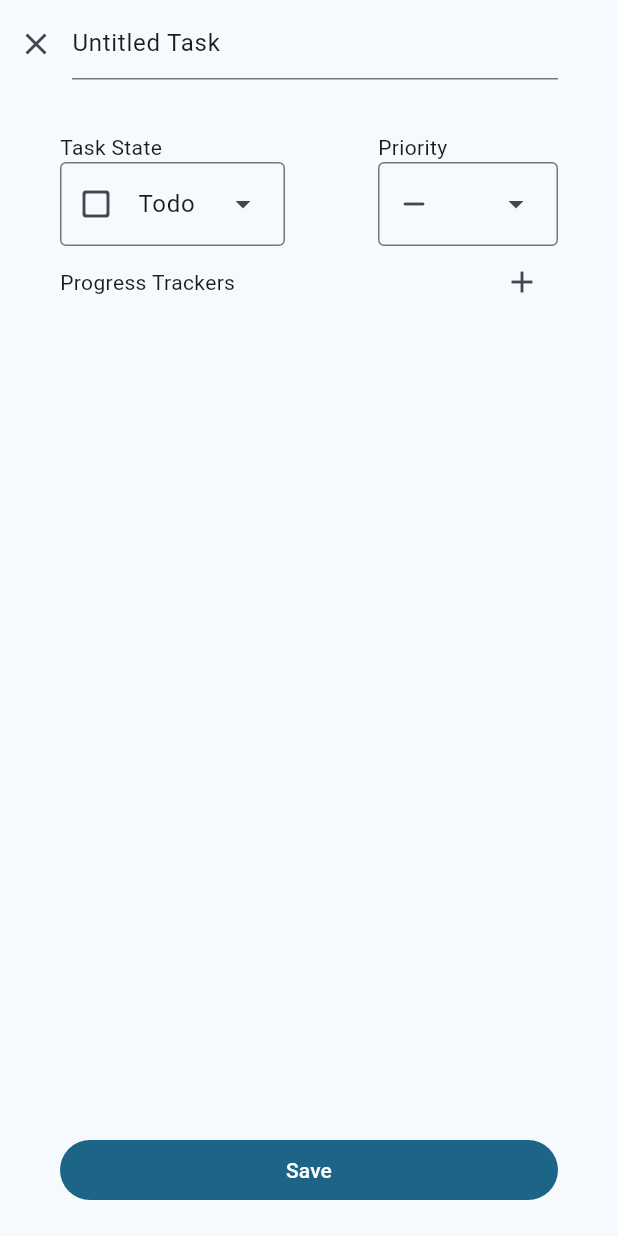
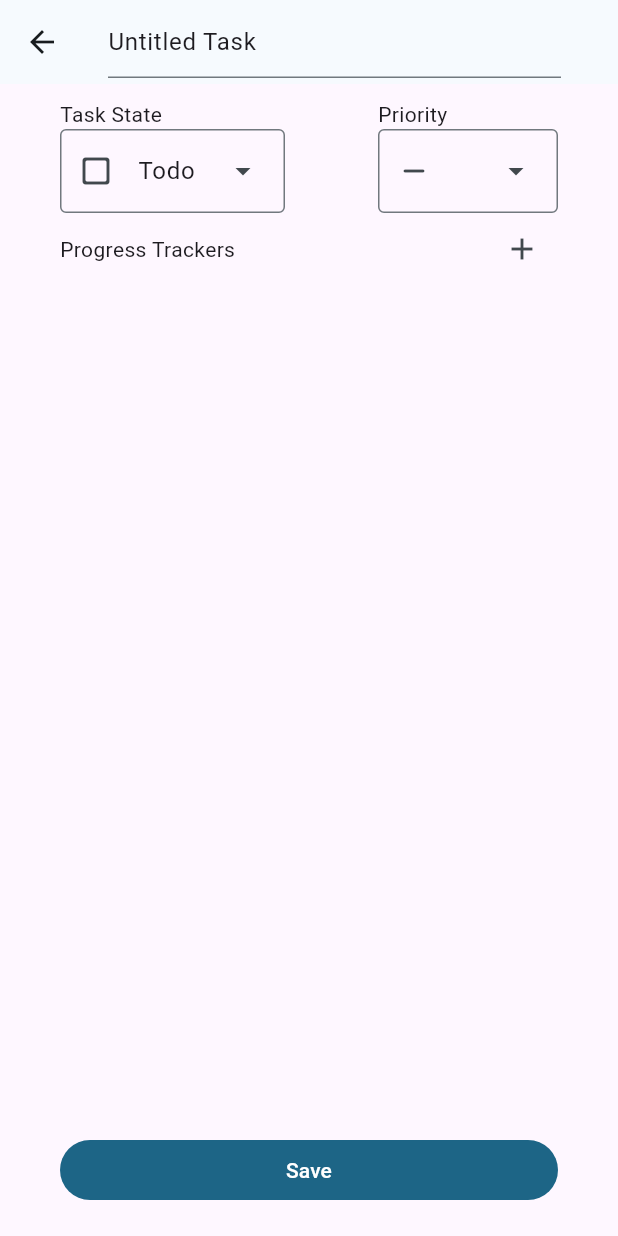
Before and after one commit to VectorScalar/task_tracker, a Flutter app: the CollectionEditScreen screen opened directly with sample values from the repository, after a tap on the "add" icon, on a phone screen of 412 x 824 dp. Run offline on Flutter 3.47's test engine with Material 3 defaults, Android fonts, the phone set to English and light mode, and no system bars.

Commit message:
Added option menu to task edit screen. Deleting of tasks is now supported in the menu

```diff
--- a/lib/models/task_collection.dart
+++ b/lib/models/task_collection.dart
@@ -27,11 +27,12 @@ class TaskCollection{
   @override
   int get hashCode => id.hashCode;
 
-  void removeTask(Task task){
+  bool removeTask(Task task){
     if(tasks.contains(task)){
       tasks.remove(task);
+      return true;
     } else{
-      throw Exception("Collection doesnt contain an instance of Task: ${task.title}");
+      return false;
     }
   }
 
--- a/lib/screens/collection_edit_screen.dart
+++ b/lib/screens/collection_edit_screen.dart
@@ -32,7 +32,14 @@ class _CollectionEditScreen extends State<CollectionEditScreen> {
 
   final ConfirmInputManager inputManager = ConfirmInputManager(scaffoldKey);
 
+  void _deleteTask(Task task){
+    setState(() {
+      widget.taskCollection.removeTask(task);
+      widget.onEditCollection(widget.taskCollection);
+    });
 
+
+  }
   void _modifyTask(Task task) {
     if (widget.taskCollection.tasks.contains(task)) {
       setState(() {
@@ -79,10 +86,10 @@ class _CollectionEditScreen extends State<CollectionEditScreen> {
                             task: t,
                             onModifyTask: _modifyTask,
                             openTaskEdit: (task) {
-                              TaskEditScreen.showTaskDialog(context, widget.taskCollection, task).then((task){
+                              TaskEditScreen.showTaskDialog(context, widget.taskCollection, _deleteTask,task).then((task){
                                 if(task != null){
                                   setState(() {
-                                    widget.taskCollection.tasks[widget.taskCollection.tasks.indexOf(task)] = task;
+                                    widget.taskCollection.tasks[widget.taskCollection.tasks.indexOf(t)] = task;
                                   });
                                 }
                               });
@@ -118,22 +125,16 @@ class _CollectionEditScreen extends State<CollectionEditScreen> {
                 },),
         actions: [
           IconButton(onPressed: () {
-              // showDialog<Task>(
-              //   barrierColor: Theme.of(context).dialogBackgroundColor,
-              //   context: context,
-              //   builder: (BuildContext context) {
-              //   return Dialog.fullscreen(child: TaskEditScreen(initialCollection: widget.taskCollection,),);
-              // })
-              TaskEditScreen.showTaskDialog(context, widget.taskCollection).then((value){
-                if(value != null){
-                setState(() {
-                  widget.taskCollection.tasks.add(value);
-                });
-              }});
-              //TaskUtilities.showNewTaskModal(context);
-              //_openEditTaskScreen(context);
-              //Dialog.fullscreen(child: TaskEditModal(),));
-
+              TaskEditScreen.showTaskDialog(
+                context,
+                widget.taskCollection,
+                _deleteTask)
+                  .then((value){
+                  if(value != null){
+                  setState(() {
+                    widget.taskCollection.tasks.add(value);
+                  });
+                }});
           }, icon: const Icon(Icons.add)),
           const SizedBox(
             width: 5,
--- a/lib/screens/task_edit_screen.dart
+++ b/lib/screens/task_edit_screen.dart
@@ -3,20 +3,43 @@ import 'package:task_tracker/models/task.dart';
 import 'package:task_tracker/models/task_collection.dart';
 import 'package:task_tracker/widgets/task_edit_widgets/taskedit_expansiontile.dart';
 
+enum TaskOption{
+  delete('Delete', Icon(Icons.delete, color: Colors.red,)),
+  duplicate('Duplicate',  Icon(Icons.copy)),
+  move('Move',  Icon(Icons.arrow_forward));
 
+  const TaskOption(this.label, this.icon);
+
+  final String label;
+  final Icon icon;
+
+}
 
 class TaskEditScreen extends StatefulWidget {
-  const TaskEditScreen({super.key, required this.initialCollection, required this.task});
+  const TaskEditScreen({
+    super.key,
+    required this.initialCollection,
+    required this.task,
+    required this.onDeleteTask
+  });
   final Task task;
-
+  final void Function(Task task) onDeleteTask;
   final TaskCollection initialCollection;
 
-  static Future<Task?> showTaskDialog(BuildContext context, TaskCollection initialCollection, [Task? task]){
+  static Future<Task?> showTaskDialog(
+      BuildContext context, TaskCollection initialCollection, Function(Task task) onDeleteTask,
+      [Task? task]) {
     return showDialog<Task>(
         barrierColor: Theme.of(context).dialogBackgroundColor,
         context: context,
-      builder: (BuildContext context){
-        return Dialog.fullscreen(child: TaskEditScreen(initialCollection: initialCollection, task: task ?? Task(),),);
+        builder: (BuildContext context) {
+          return Dialog.fullscreen(
+            child: TaskEditScreen(
+              onDeleteTask: onDeleteTask,
+              initialCollection: initialCollection,
+              task: task ?? Task(),
+            ),
+          );
         });
   }
 
@@ -29,10 +52,12 @@ class TaskEditScreen extends StatefulWidget {
 //TODO: Add support for changing intended taskcollection
 class _TaskEditScreenState extends State<TaskEditScreen> {
   final TextEditingController _titleController = TextEditingController();
+  late TaskCollection currentCollection;
 
   @override
   void initState() {
     _titleController.text = widget.task.title;
+    currentCollection = widget.initialCollection;
     super.initState();
   }
 
@@ -121,35 +146,83 @@ class _TaskEditScreenState extends State<TaskEditScreen> {
     );
   }
 
+
   @override
   Widget build(BuildContext context) {
-    return Column(
-      children: [
-        const SizedBox(height: 5,),
-        //Title text form field
-        Row(
-          children: [
-            IconButton(onPressed: () {Navigator.pop(context);}, icon: const Icon(Icons.close)),
-            Expanded(
-              child: TextFormField(
+    return Scaffold(
+
+      appBar: AppBar(
+        actions:  [
+          currentCollection.tasks.contains(widget.task) ?
+          MenuAnchor(
+            alignmentOffset : const Offset(-55, 0),
+            style: const MenuStyle(
+              alignment: Alignment.bottomLeft),
+
+            menuChildren: [
+              MenuItemButton(
+                leadingIcon: TaskOption.move.icon,
+                onPressed: () {
+                  //TODO: Implement Move
+                },
+                child: Text(TaskOption.move.label),
+                ),
+              //Duplicate Menu Button
+              MenuItemButton(
+                leadingIcon: TaskOption.duplicate.icon,
+                onPressed: (){
+                  //TODO: Implement Duplicate
+                },
+                child: Text(TaskOption.duplicate.label)),
+              //Delete Menu button
+              MenuItemButton(
+                style: ButtonStyle(foregroundColor: MaterialStatePropertyAll(Colors.red)),
+                leadingIcon: TaskOption.delete.icon,
+                onPressed: (){
+                  widget.onDeleteTask(widget.task);
+                  Navigator.pop(context);
+                },
+                child: Text(TaskOption.delete.label))
+            ],
+
+            builder: (context, controller, child){
+              return IconButton(
+                    padding: const EdgeInsets.all(15),
+                    iconSize: 28,
+                      onPressed: () {
+                        if(controller.isOpen){
+                          controller.close();
+                        } else {
+                          controller.open();
+                        }
+                      },
+                      icon: const Icon(
+                        Icons.more_vert,
+                      ));
+            },
+          ) : const SizedBox(width: 22,)
+                  // IconButton(
+                  //   padding: EdgeInsets.all(15),
+                  //   iconSize: 28,
+                  //     onPressed: () {},
+                  //     icon: const Icon(
+                  //       Icons.more_vert,
+                  //     )),
+                      ],
+
+        title: TextFormField(
           controller: _titleController,
-                onFieldSubmitted: (value){
-                  if(value.isEmpty)
-                  {
+          onFieldSubmitted: (value) {
+            if (value.isEmpty) {
               _titleController.text = widget.task.title;
-                  } else{
+            } else {
               widget.task.title = value;
             }
           },
-
         ),
       ),
-            const SizedBox(width: 40,)
-          ],
-        ),
-        const SizedBox(
-          height: 25,
-        ),
+      body: Column(
+        children: [
           Expanded(
             child: Padding(
               padding: const EdgeInsets.symmetric(horizontal: 40, vertical: 10),
@@ -195,7 +268,8 @@ class _TaskEditScreenState extends State<TaskEditScreen> {
                       itemCount: widget.task.taskProgressables.length,
                       itemBuilder: (context, index) {
                         return TaskEditExpansionTile(
-                        key: ValueKey(widget.task.taskProgressables[index].id),
+                          key:
+                              ValueKey(widget.task.taskProgressables[index].id),
                           taskProgress: widget.task.taskProgressables[index],
                           onValueChanged: (taskProgress) {
                             widget.task.taskProgressables[index] = taskProgress;
@@ -209,18 +283,25 @@ class _TaskEditScreenState extends State<TaskEditScreen> {
                       },
                     ),
                   ),
-                FilledButton(onPressed: (){
+                  FilledButton(
+                      onPressed: () {
                         Navigator.pop(context, widget.task);
-                }, child: SizedBox(width: MediaQuery.sizeOf(context).width,child: const Text("Save", textAlign: TextAlign.center,))),
-                const SizedBox(height: 10,)
+                      },
+                      child: SizedBox(
+                          width: MediaQuery.sizeOf(context).width,
+                          child: const Text(
+                            "Save",
+                            textAlign: TextAlign.center,
+                          ))),
+                  const SizedBox(
+                    height: 10,
+                  )
                 ],
               ),
             ),
           ),
-
-
-
         ],
+      ),
     );
   }
 }
--- a/lib/widgets/tracker.dart
+++ b/lib/widgets/tracker.dart
@@ -33,6 +33,7 @@ class _TrackerState extends State<Tracker> {
           });
         }),
 
+
     );
   }
 }
```
Lines whose indentation alone changed are shown as unchanged.
